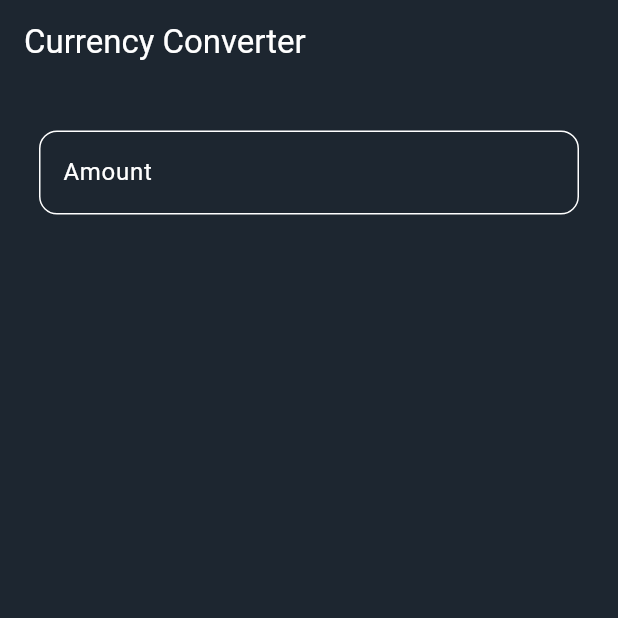
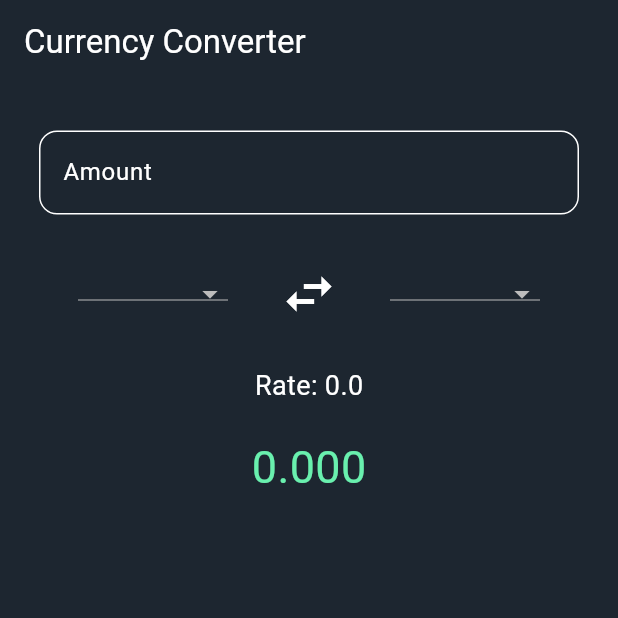
Before and after one commit to lucashenrique22/conversor-moedas-flutter, a Flutter app: the screen it shows after launch, on a phone screen of 412 x 824 dp, the top half of it. Run offline on Flutter 3.47's test engine with Material 3 defaults, Android fonts, the phone set to English and light mode, and no system bars.

```diff
--- a/lib/currency_converter_home.dart
+++ b/lib/currency_converter_home.dart
@@ -60,6 +60,75 @@ class _CurrencyConverterHomeState extends State<CurrencyConverterHome> {
                   },
                 ),
               ),
+              Padding(
+                padding: EdgeInsets.all(10.0),
+                child: Row(
+                  mainAxisAlignment: MainAxisAlignment.spaceEvenly,
+                  children: [
+                    SizedBox(
+                      width: 100,
+                      child: DropdownButton<String> (
+                        value: fromCurrency,
+                        isExpanded: true,
+                        items: currencies.map((String value) {
+                          return DropdownMenuItem<String>(
+                            value: value,
+                            child: Text(value),
+                          );
+                        }).toList(),
+                        onChanged: (String? newValue) {
+                          setState(() {
+                            fromCurrency = newValue!;
+                            //_getRate();
+                          });
+                        },
+                      ),
+                    ),
+                    IconButton(
+                      // onPressed: _swapCurrencies,
+                      onPressed: null,
+                      icon: Icon(
+                        Icons.swap_horiz,
+                        size: 40,
+                        color: Colors.white
+                        ),
+                    ),
+                    SizedBox(
+                      width: 100,
+                      child: DropdownButton<String> (
+                        value: toCurrency,
+                        isExpanded: true,
+                        items: currencies.map((String value) {
+                          return DropdownMenuItem<String>(
+                            value: value,
+                            child: Text(value),
+                          );
+                        }).toList(),
+                        onChanged: (String? newValue) {
+                          setState(() {
+                            toCurrency = newValue!;
+                            //_getRate();
+                          });
+                        },
+                      ),
+                    )
+                  ],
+                ),
+              ),
+              SizedBox(height: 10),
+              Text('Rate: $rate',
+                style: TextStyle(
+                  color: Colors.white,
+                  fontSize: 18
+                )
+              ),
+              SizedBox(height: 20),
+              Text(total.toStringAsFixed(3),
+                style: TextStyle(
+                  color: Colors.greenAccent,
+                  fontSize: 30
+                )
+              ),
             ],
           ),
         ),
```
Also changed, not shown: 1 other file.
